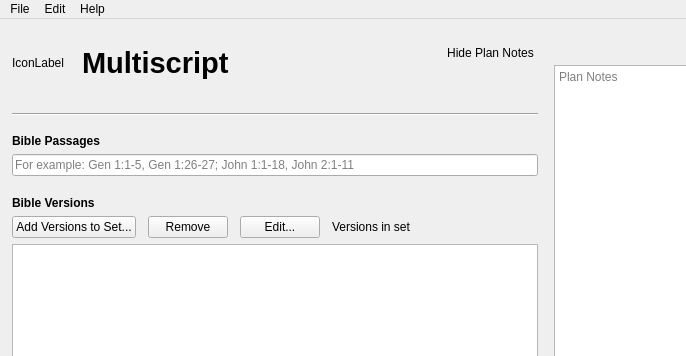
Before: the Qt Designer form multiscript/ui/main_window.ui in multiscript/multiscript, drawn with Qt 5; both pictures show x 0 to 686 and y 0 to 356 of the 872 by 731 pixel window.
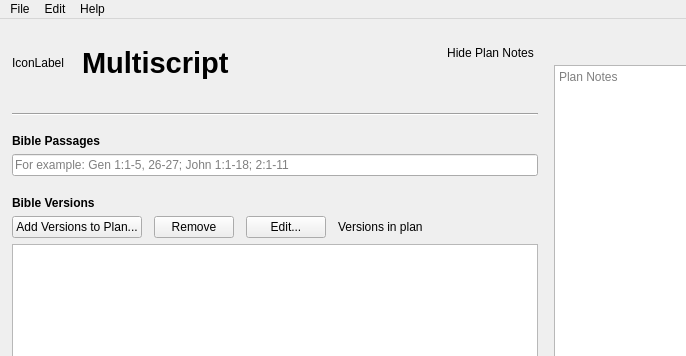
After: the same form once the commit is applied. Custom widgets are drawn as their Qt base class.

```diff
--- a/multiscript/ui/main_window.ui
+++ b/multiscript/ui/main_window.ui
@@ -205,7 +205,7 @@
            <item>
             <widget class="QLineEdit" name="passagesLineEdit">
              <property name="placeholderText">
-              <string>For example: Gen 1:1-5, Gen 1:26-27; John 1:1-18, John 2:1-11</string>
+              <string>For example: Gen 1:1-5, 26-27; John 1:1-18; 2:1-11</string>
              </property>
             </widget>
            </item>
@@ -232,7 +232,7 @@
                <item>
                 <widget class="QPushButton" name="addRowsButton">
                  <property name="text">
-                  <string>Add Versions to Set...</string>
+                  <string>Add Versions to Plan...</string>
                  </property>
                  <property name="autoDefault">
                   <bool>true</bool>
@@ -268,7 +268,7 @@
                   </sizepolicy>
                  </property>
                  <property name="text">
-                  <string>Versions in set</string>
+                  <string>Versions in plan</string>
                  </property>
                  <property name="alignment">
                   <set>Qt::AlignLeading|Qt::AlignLeft|Qt::AlignVCenter</set>
```
